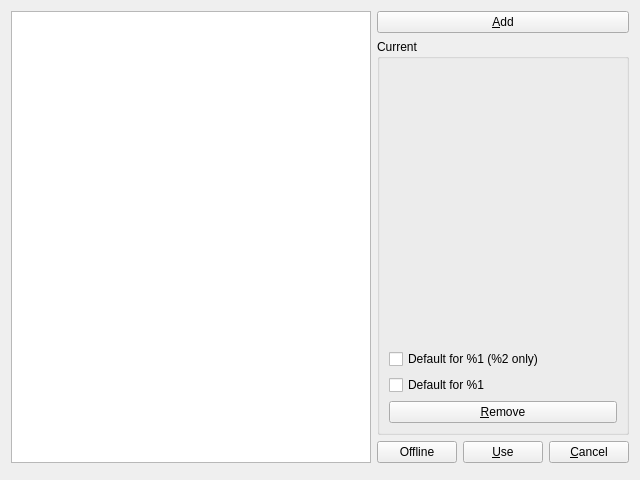
Before: the Qt Designer form application/widgets/AccountsWidget.ui in les2667/MultiMC5, drawn with Qt 5.
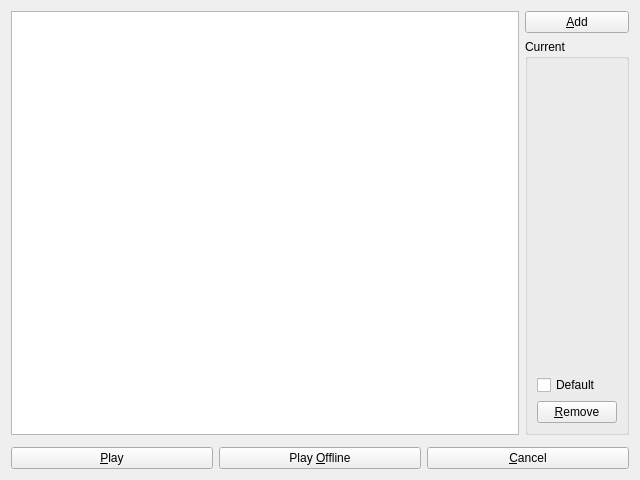
After: the same form once the commit is applied. Custom widgets are drawn as their Qt base class.

Commit message: SCRATCH remove per-instance account default

```diff
--- a/application/widgets/AccountsWidget.ui
+++ b/application/widgets/AccountsWidget.ui
@@ -65,20 +65,10 @@
           </property>
          </spacer>
         </item>
-        <item>
-         <widget class="QCheckBox" name="containerDefaultBtn">
-          <property name="text">
-           <string>Default for %1 (%2 only)</string>
-          </property>
-          <property name="checkable">
-           <bool>true</bool>
-          </property>
-         </widget>
-        </item>
         <item>
          <widget class="QCheckBox" name="globalDefaultBtn">
           <property name="text">
-           <string>Default for %1</string>
+           <string>Default</string>
           </property>
           <property name="checkable">
            <bool>true</bool>
@@ -98,19 +88,24 @@
        </layout>
       </widget>
      </item>
-     <item>
+    </layout>
+   </item>
+   <item row="1" column="0" colspan="2">
+    <widget class="ProgressWidget" name="progressWidget" native="true"/>
+   </item>
+   <item row="2" column="0" colspan="2">
       <layout class="QHBoxLayout" name="horizontalLayout">
-       <item>
-        <widget class="QPushButton" name="offlineBtn">
-         <property name="text">
-          <string>Offline</string>
-         </property>
-        </widget>
-       </item>
        <item>
         <widget class="QPushButton" name="useBtn">
          <property name="text">
-          <string>&amp;Use</string>
+        <string>&amp;Play</string>
+       </property>
+      </widget>
+     </item>
+     <item>
+      <widget class="QPushButton" name="offlineBtn">
+       <property name="text">
+        <string>Play &amp;Offline</string>
          </property>
         </widget>
        </item>
@@ -122,11 +117,6 @@
         </widget>
        </item>
       </layout>
-     </item>
-    </layout>
-   </item>
-   <item row="1" column="0" colspan="2">
-    <widget class="ProgressWidget" name="progressWidget" native="true"/>
    </item>
   </layout>
  </widget>
```
Lines whose indentation alone changed are shown as unchanged. The commit also changes 9 other files.
